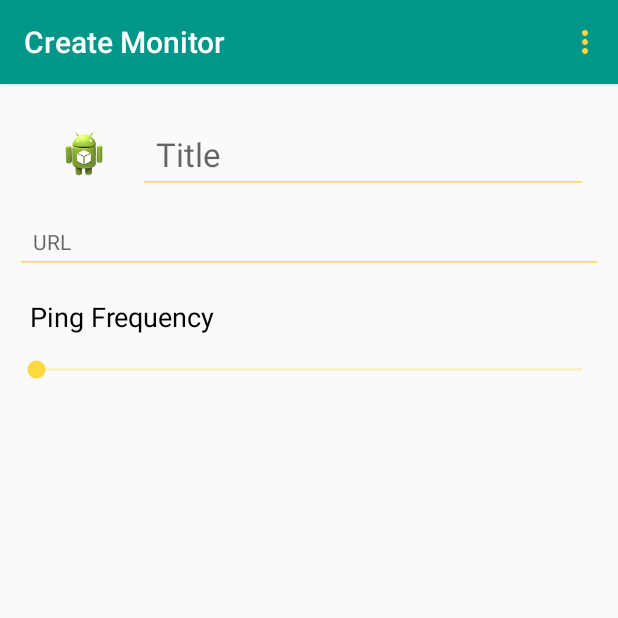
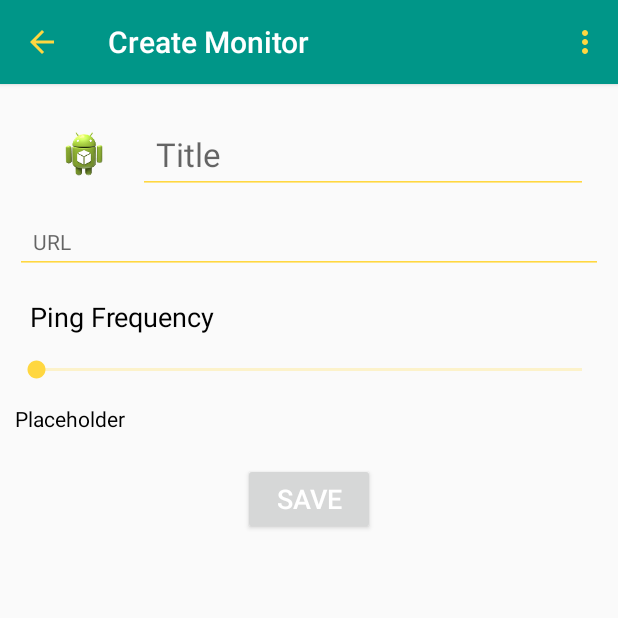
Before and after one commit to colinrtwhite/Ping, an Android app: the screen it shows after launch (CreateMonitorActivity), after a tap on an icon or button, on a phone screen of 412 x 824 dp, the top half of it. Run offline under Robolectric (Android 15) with nearby library versions, the phone set to English and light mode, and no system bars; 1 statement that could not run was skipped.

Commit message:
Pass URL EditText into CreateMonitorActivity to pre-populate URL field. Also added a back button and modified the layout of activity_create_monitor_slightly.

```diff
--- a/app/src/main/java/com/colinwhite/ping/CreateMonitorActivity.java
+++ b/app/src/main/java/com/colinwhite/ping/CreateMonitorActivity.java
@@ -1,16 +1,21 @@
 package com.colinwhite.ping;
 
+import android.content.Intent;
 import android.os.Bundle;
 import android.support.v7.app.ActionBarActivity;
 import android.support.v7.widget.Toolbar;
 import android.view.Menu;
 import android.view.MenuItem;
+import android.widget.EditText;
 import android.widget.ImageView;
 
 public class CreateMonitorActivity extends ActionBarActivity {
 
+    public static final String URL_FIELD_VALUE = "URL_FIELD_VALUE";
+
     private static Toolbar mToolbar;
     private static ImageView mMonitorIcon;
+    private static EditText mUrlField;
 
     @Override
     protected void onCreate(Bundle savedInstanceState) {
@@ -26,7 +31,15 @@ public class CreateMonitorActivity extends ActionBarActivity {
         if (mToolbar != null) {
             setSupportActionBar(mToolbar);
         }
+        getSupportActionBar().setDisplayHomeAsUpEnabled(true);
 
+        mUrlField = (EditText) findViewById(R.id.url_text_field_create);
+
+        // Set the URL EditText to the passed value.
+        Intent intent = getIntent();
+        if (intent.hasExtra(URL_FIELD_VALUE)) {
+            mUrlField.setText(intent.getStringExtra(URL_FIELD_VALUE));
+        }
     }
 
     @Override
--- a/app/src/main/java/com/colinwhite/ping/MainActivity.java
+++ b/app/src/main/java/com/colinwhite/ping/MainActivity.java
@@ -65,7 +65,15 @@ public class MainActivity extends ActionBarActivity {
         mFloatingButton = (ImageButton) findViewById(R.id.add_button);
         mFloatingButton.setOnClickListener(new ImageButton.OnClickListener() {
             public void onClick(View v) {
-                startActivity(new Intent(getApplicationContext(), CreateMonitorActivity.class));
+                // Pass the value of the EditText to CreateMonitorActivity.
+                Intent createMonitorActivityIntent = new Intent(getApplicationContext(),
+                        CreateMonitorActivity.class);
+                String text = mEditText.getText().toString();
+                if (!text.isEmpty()) {
+                    createMonitorActivityIntent.putExtra(CreateMonitorActivity.URL_FIELD_VALUE,
+                            text);
+                }
+                startActivity(createMonitorActivityIntent);
             }
         });
 
--- a/app/src/main/res/layout/activity_create_monitor.xml
+++ b/app/src/main/res/layout/activity_create_monitor.xml
@@ -41,6 +41,7 @@
                 android:layout_width="match_parent"
                 android:layout_height="wrap_content"
                 android:hint="@string/monitor_title_hint"
+                android:inputType="textCapSentences"
                 android:maxLines="1"
                 android:padding="12sp"
                 android:textColor="@android:color/black"
@@ -79,7 +80,19 @@
         <TextView
             android:id="@+id/ping_frequency_explanation"
             android:layout_width="match_parent"
-            android:layout_height="wrap_content" />
+            android:layout_height="wrap_content"
+            android:maxLines="1"
+            android:text="Placeholder"
+            android:textColor="@android:color/black"
+            android:textSize="@dimen/abc_text_size_small_material" />
+
+        <Button
+            android:layout_width="wrap_content"
+            android:layout_height="wrap_content"
+            android:layout_gravity="center_horizontal"
+            android:layout_marginTop="20sp"
+            android:text="@string/save_button_text"
+            android:textSize="@dimen/abc_text_size_medium_material" />
 
     </LinearLayout>
 </LinearLayout>
--- a/app/src/main/res/layout/activity_main.xml
+++ b/app/src/main/res/layout/activity_main.xml
@@ -85,7 +85,9 @@
 
         <ListView
             android:layout_width="match_parent"
-            android:layout_height="match_parent" />
+            android:layout_height="match_parent"
+            android:focusable="true"
+            android:focusableInTouchMode="true" />
 
         <ImageButton
             android:id="@+id/add_button"
--- a/app/src/main/res/values/strings.xml
+++ b/app/src/main/res/values/strings.xml
@@ -13,5 +13,6 @@
     <string name="monitor_title_hint">Title</string>
     <string name="ping_frequency_header">Ping Frequency</string>
     <string name="url_hint">URL</string>
+    <string name="save_button_text">Save</string>
 
 </resources>
```
Also changed, not shown: app/src/main/AndroidManifest.xml (+7 -1 lines).
